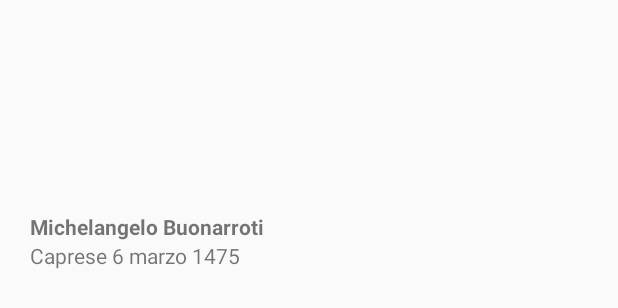
After one commit to RafaelLibrero/PMDM, an Android app: the layout header.xml on its own in the app's theme, with its tools: preview values and no code run, on a phone screen of 412 x 824 dp. The commit adds this screen. Shown: the top 308 px of the screen. Run offline under Robolectric (Android 15) with nearby library versions, the phone set to English and light mode, and no system bars.

Commit message:
Menu del drawer navigation y header

```diff
--- /dev/null
+++ b/app/src/main/res/drawable/ic_baseline_power_settings_new_24.xml
@@ -0,0 +1,5 @@
+<vector android:height="24dp" android:tint="#8F8F8F"
+    android:viewportHeight="24" android:viewportWidth="24"
+    android:width="24dp" xmlns:android="http://schemas.android.com/apk/res/android">
+    <path android:fillColor="@android:color/white" android:pathData="M13,3h-2v10h2L13,3zM17.83,5.17l-1.42,1.42C17.99,7.86 19,9.81 19,12c0,3.87 -3.13,7 -7,7s-7,-3.13 -7,-7c0,-2.19 1.01,-4.14 2.58,-5.42L6.17,5.17C4.23,6.82 3,9.26 3,12c0,4.97 4.03,9 9,9s9,-4.03 9,-9c0,-2.74 -1.23,-5.18 -3.17,-6.83z"/>
+</vector>
--- /dev/null
+++ b/app/src/main/res/drawable/ic_baseline_question_mark_24.xml
@@ -0,0 +1,5 @@
+<vector android:height="24dp" android:tint="#8F8F8F"
+    android:viewportHeight="24" android:viewportWidth="24"
+    android:width="24dp" xmlns:android="http://schemas.android.com/apk/res/android">
+    <path android:fillColor="@android:color/white" android:pathData="M11.07,12.85c0.77,-1.39 2.25,-2.21 3.11,-3.44c0.91,-1.29 0.4,-3.7 -2.18,-3.7c-1.69,0 -2.52,1.28 -2.87,2.34L6.54,6.96C7.25,4.83 9.18,3 11.99,3c2.35,0 3.96,1.07 4.78,2.41c0.7,1.15 1.11,3.3 0.03,4.9c-1.2,1.77 -2.35,2.31 -2.97,3.45c-0.25,0.46 -0.35,0.76 -0.35,2.24h-2.89C10.58,15.22 10.46,13.95 11.07,12.85zM14,20c0,1.1 -0.9,2 -2,2s-2,-0.9 -2,-2c0,-1.1 0.9,-2 2,-2S14,18.9 14,20z"/>
+</vector>
--- /dev/null
+++ b/app/src/main/res/layout/header.xml
@@ -0,0 +1,21 @@
+<?xml version="1.0" encoding="utf-8"?>
+<LinearLayout xmlns:android="http://schemas.android.com/apk/res/android"
+    android:orientation="vertical"
+    android:layout_width="match_parent"
+    android:layout_height="200dp"
+    android:gravity="bottom"
+    android:padding="20dp">
+
+    <TextView
+        android:layout_width="wrap_content"
+        android:layout_height="wrap_content"
+        android:text="@string/michelangelo_buonarroti"
+        android:textSize="14sp" />
+
+    <TextView
+        android:layout_width="wrap_content"
+        android:layout_height="wrap_content"
+        android:text="@string/caprese_6_marzo_1475"
+        android:textSize="14sp"/>
+
+</LinearLayout>
--- a/app/src/main/res/values/strings.xml
+++ b/app/src/main/res/values/strings.xml
@@ -5,4 +5,6 @@
     <string name="telefono">Teléfono</string>
     <string name="cancelar">Cancelar</string>
     <string name="aceptar">Aceptar</string>
+    <string name="michelangelo_buonarroti"><b>Michelangelo Buonarroti</b></string>
+    <string name="caprese_6_marzo_1475">Caprese 6 marzo 1475</string>
 </resources>
```
Also changed, not shown: app/src/main/AndroidManifest.xml (+7 -0 lines), app/src/main/java/com/rafaellibrero/programacionmultimedia/DrawerNavigation.java (added, +14 -0 lines), app/src/main/res/layout/activity_drawer_navigation.xml (added, +9 -0 lines), app/src/main/res/menu/main_menu.xml (added, +49 -0 lines), 2 other files.
